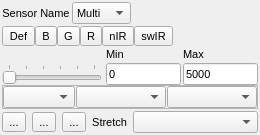
Old version of the form timeseriesviewer/ui/mapviewrendersettings.ui in the repository jakimowb/eo-time-series-viewer.
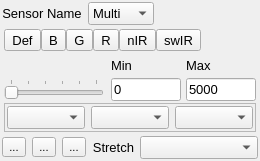
New version of the form. Icons and pictures are not drawn. Custom widgets are drawn as their Qt base class.

Commit message: repaired spacings in mapviewrendersettings.ui fixed labelSummary text update

What changed in the file:
```diff
--- a/timeseriesviewer/ui/mapviewrendersettings.ui
+++ b/timeseriesviewer/ui/mapviewrendersettings.ui
@@ -7,7 +7,7 @@
     <x>0</x>
     <y>0</y>
     <width>260</width>
-    <height>135</height>
+    <height>161</height>
    </rect>
   </property>
   <property name="sizePolicy">
@@ -54,11 +54,14 @@
    </property>
    <item>
     <layout class="QHBoxLayout" name="horizontalLayout_2">
+     <property name="spacing">
+      <number>6</number>
+     </property>
      <item>
       <widget class="QLabel" name="labelTitle">
        <property name="font">
         <font>
-         <pointsize>8</pointsize>
+         <pointsize>10</pointsize>
          <weight>50</weight>
          <italic>false</italic>
          <bold>false</bold>
@@ -80,13 +83,13 @@
       <widget class="QComboBox" name="cbRenderType">
        <property name="maximumSize">
         <size>
-         <width>60</width>
+         <width>100</width>
          <height>16777215</height>
         </size>
        </property>
        <property name="font">
         <font>
-         <pointsize>8</pointsize>
+         <pointsize>10</pointsize>
         </font>
        </property>
        <item>
@@ -117,7 +120,7 @@
        </property>
        <property name="font">
         <font>
-         <pointsize>8</pointsize>
+         <pointsize>10</pointsize>
         </font>
        </property>
        <property name="text">
@@ -576,18 +579,27 @@
       </property>
       <property name="font">
        <font>
-        <pointsize>8</pointsize>
+        <pointsize>10</pointsize>
        </font>
       </property>
       <layout class="QGridLayout" name="gridLayout" columnstretch="2,0,0,0,0">
+       <property name="leftMargin">
+        <number>2</number>
+       </property>
+       <property name="topMargin">
+        <number>2</number>
+       </property>
+       <property name="rightMargin">
+        <number>2</number>
+       </property>
+       <property name="bottomMargin">
+        <number>2</number>
+       </property>
        <property name="horizontalSpacing">
-        <number>2</number>
+        <number>5</number>
        </property>
        <property name="verticalSpacing">
-        <number>0</number>
-       </property>
-       <property name="margin">
-        <number>0</number>
+        <number>2</number>
        </property>
        <item row="4" column="4">
         <widget class="QLineEdit" name="tbSingleBandMax">
@@ -605,7 +617,7 @@
          </property>
          <property name="font">
           <font>
-           <pointsize>8</pointsize>
+           <pointsize>10</pointsize>
           </font>
          </property>
          <property name="text">
@@ -660,7 +672,7 @@
          </property>
          <property name="font">
           <font>
-           <pointsize>8</pointsize>
+           <pointsize>10</pointsize>
           </font>
          </property>
          <property name="text">
@@ -682,30 +694,23 @@
          <property name="frameShadow">
           <enum>QFrame::Raised</enum>
          </property>
-         <layout class="QGridLayout" name="gridLayout_4" columnstretch="0,0,0,0">
-          <property name="horizontalSpacing">
-           <number>1</number>
+         <layout class="QHBoxLayout" name="horizontalLayout_5">
+          <property name="spacing">
+           <number>6</number>
           </property>
-          <property name="verticalSpacing">
-           <number>0</number>
+          <property name="leftMargin">
+           <number>2</number>
           </property>
-          <property name="margin">
-           <number>0</number>
+          <property name="topMargin">
+           <number>2</number>
           </property>
-          <item row="1" column="2">
-           <widget class="QComboBox" name="cbSingleBandColorRampType">
-            <property name="sizePolicy">
-             <sizepolicy hsizetype="Preferred" vsizetype="Fixed">
-              <horstretch>2</horstretch>
-              <verstretch>0</verstretch>
-             </sizepolicy>
-            </property>
-            <property name="toolTip">
-             <string>Type of color ramp</string>
-            </property>
-           </widget>
-          </item>
-          <item row="1" column="0">
+          <property name="rightMargin">
+           <number>2</number>
+          </property>
+          <property name="bottomMargin">
+           <number>2</number>
+          </property>
+          <item>
            <widget class="QgsColorRampComboBox" name="cbSingleBandColorRamp">
             <property name="sizePolicy">
              <sizepolicy hsizetype="Preferred" vsizetype="Fixed">
@@ -724,7 +729,20 @@
             </property>
            </widget>
           </item>
-          <item row="1" column="3">
+          <item>
+           <widget class="QComboBox" name="cbSingleBandColorRampType">
+            <property name="sizePolicy">
+             <sizepolicy hsizetype="Preferred" vsizetype="Fixed">
+              <horstretch>2</horstretch>
+              <verstretch>0</verstretch>
+             </sizepolicy>
+            </property>
+            <property name="toolTip">
+             <string>Type of color ramp</string>
+            </property>
+           </widget>
+          </item>
+          <item>
            <widget class="QComboBox" name="cbSingleBandMode">
             <property name="sizePolicy">
              <sizepolicy hsizetype="Preferred" vsizetype="Fixed">
@@ -742,6 +760,11 @@
        </item>
        <item row="3" column="3">
         <widget class="QLabel" name="labelMin_2">
+         <property name="font">
+          <font>
+           <pointsize>10</pointsize>
+          </font>
+         </property>
          <property name="text">
           <string>Min</string>
          </property>
@@ -749,6 +772,11 @@
        </item>
        <item row="3" column="4">
         <widget class="QLabel" name="labelMax_2">
+         <property name="font">
+          <font>
+           <pointsize>10</pointsize>
+          </font>
+         </property>
          <property name="text">
           <string>Max</string>
          </property>
@@ -762,6 +790,11 @@
            <height>0</height>
           </size>
          </property>
+         <property name="font">
+          <font>
+           <pointsize>10</pointsize>
+          </font>
+         </property>
          <layout class="QHBoxLayout" name="horizontalLayout_3">
           <property name="spacing">
            <number>0</number>
@@ -893,7 +926,7 @@
       <widget class="QLabel" name="label">
        <property name="font">
         <font>
-         <pointsize>8</pointsize>
+         <pointsize>10</pointsize>
         </font>
        </property>
        <property name="text">
@@ -914,7 +947,7 @@
        </property>
        <property name="font">
         <font>
-         <pointsize>8</pointsize>
+         <pointsize>10</pointsize>
         </font>
        </property>
       </widget>
```
Left out of the diff: 76 changed lines with no effect on the pictures. The commit also changes 1 other file.
